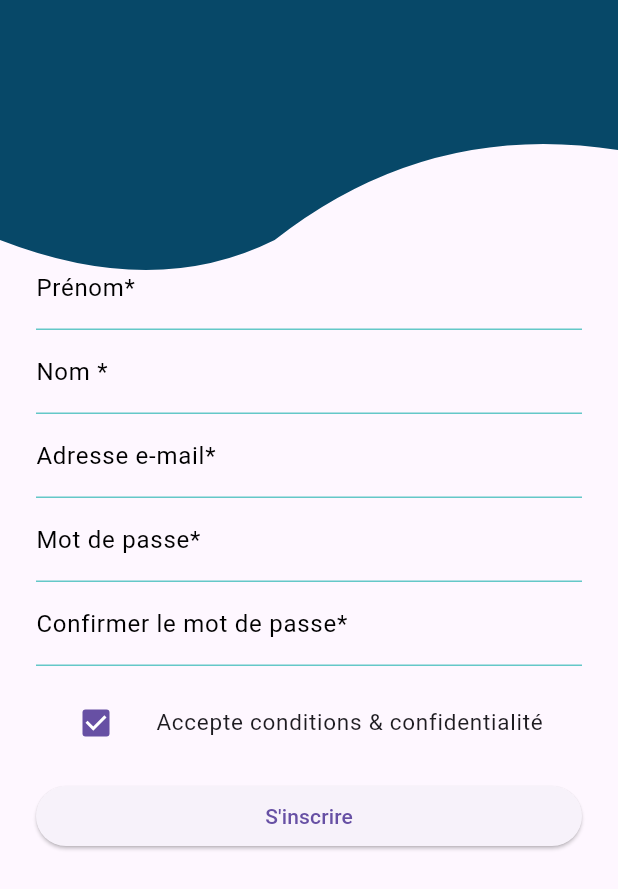
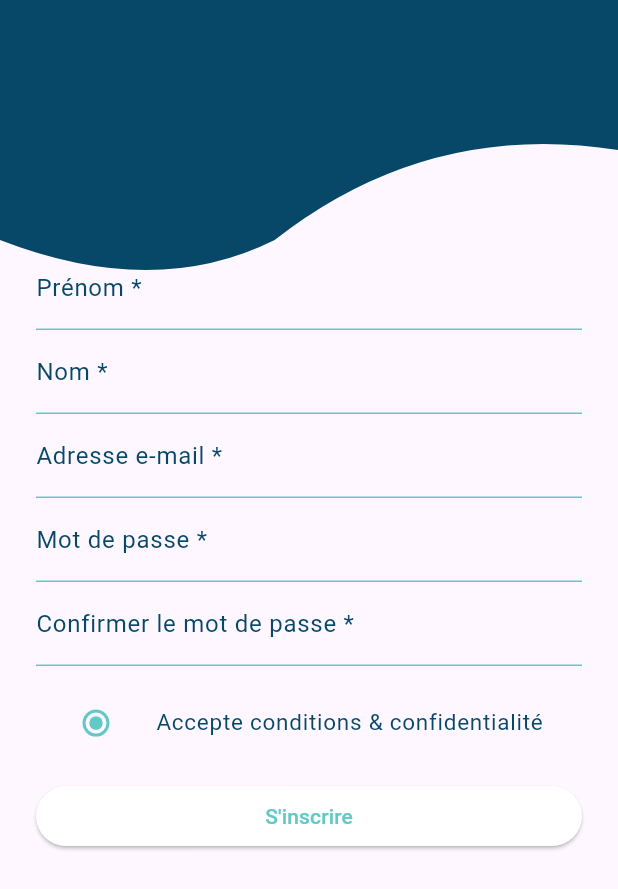
Before and after one commit to jeanJonathan/notebook_progress, a Flutter app: the SignUpScreen screen opened directly, after a tap on "Accepte conditions & confidentialité", on a phone screen of 412 x 824 dp. Shown: the top 889 px of the screen. Run offline on Flutter 3.47's test engine with Material 3 defaults, Android fonts, the phone set to English and light mode, and no system bars; our stand-ins replace cloud_firestore, firebase_auth, firebase_core, firebase_storage, flutter_typeahead, google_sign_in and 5 more; missing offline and left inert: flutter_facebook_auth; accounts and stored records are empty.

Commit message:
rendu clickquable pour emener vers l'ecran d'acceuil

```diff
--- a/lib/Wingfoil.dart
+++ b/lib/Wingfoil.dart
@@ -59,13 +59,20 @@ class Wingfoil extends StatelessWidget {
                 }
                 return Padding(
                   padding: const EdgeInsets.only(right: 12.0),
-                  child: Row(
-                    mainAxisSize: MainAxisSize.min, // Utilisez l'espace minimum nécessaire
-                    children: [
-                      Text(initials, style: TextStyle(fontSize: 16)), // Les initiales de l'utilisateur
-                      SizedBox(width: 4), // Espacement entre le texte et l'icône
-                      Icon(Icons.person),
-                    ],
+                  child: InkWell(
+                    onTap: () {
+                      Navigator.of(context).push(
+                        MaterialPageRoute(builder: (context) => ParametresScreen()),
+                      );
+                    },
+                    child: Row(
+                      mainAxisSize: MainAxisSize.min, // Utilisez l'espace minimum nécessaire
+                      children: [
+                        Text(initials, style: TextStyle(fontSize: 16, color: Color(0xFF64C8C8),fontFamily: 'Open Sans')), // Les initiales de l'utilisateur
+                        SizedBox(width: 4), // Espacement entre le texte et l'icône
+                        Icon(Icons.person, color: Color(0xFF64C8C8)), // Icône avec la couleur modifiée
+                      ],
+                    ),
                   ),
                 );
               } else {
@@ -135,7 +142,7 @@ class Wingfoil extends StatelessWidget {
                     "Let's while",
                     style: TextStyle(
                       fontSize: 24,
-                      color: Colors.white,
+                      color: Color(0xFF074868),
                       fontFamily: 'Concert One',
                     ),
                   ),
--- a/lib/singUp_screen.dart
+++ b/lib/singUp_screen.dart
@@ -16,11 +16,12 @@ class _SignUpScreenState extends State<SignUpScreen> {
   final _passwordController = TextEditingController();
   final _confirmPasswordController = TextEditingController();
 
+  bool? _selectedValue;
   bool _agreedToTOS = false;
-
-  void _setAgreedToTOS(bool? newValue) {
+  void _handleRadioValueChange(bool? value) {
     setState(() {
-      _agreedToTOS = newValue ?? _agreedToTOS;
+      _selectedValue = value;
+      _agreedToTOS = value ?? false; // _agreedToTOS sera vrai si value est vrai, sinon faux
     });
   }
 
@@ -93,8 +94,8 @@ class _SignUpScreenState extends State<SignUpScreen> {
                         controller: _firstNameController,
                         cursorColor: Color(0xFF64C8C8), // Définit la couleur du curseur
                         decoration: InputDecoration(
-                          labelText: 'Prénom*',
-                          labelStyle: TextStyle(color: Colors.black),
+                          labelText: 'Prénom *',
+                          labelStyle: TextStyle(color: Color(0xFF074868)),
                           focusedBorder: UnderlineInputBorder( // Définit la couleur de la bordure lors de la sélection du champ
                             borderSide: BorderSide(color: Color(0xFF64C8C8)),
                           ),
@@ -112,7 +113,7 @@ class _SignUpScreenState extends State<SignUpScreen> {
                           cursorColor: Color(0xFF64C8C8), // Définit la couleur du curseur
                           decoration: InputDecoration(
                             labelText: 'Nom *',
-                            labelStyle: TextStyle(color: Colors.black),
+                            labelStyle: TextStyle(color: Color(0xFF074868)),
                             focusedBorder: UnderlineInputBorder( // Définit la couleur de la bordure lors de la sélection du champ
                               borderSide: BorderSide(color: Color(0xFF64C8C8)),
                             ),
@@ -129,8 +130,8 @@ class _SignUpScreenState extends State<SignUpScreen> {
                         controller: _emailController,
                         cursorColor: Color(0xFF64C8C8), // Définit la couleur du curseur
                         decoration: InputDecoration(
-                          labelText: 'Adresse e-mail*',
-                          labelStyle: TextStyle(color: Colors.black),
+                          labelText: 'Adresse e-mail *',
+                          labelStyle: TextStyle(color: Color(0xFF074868)),
                           focusedBorder: UnderlineInputBorder( // Définit la couleur de la bordure lors de la sélection du champ
                             borderSide: BorderSide(color: Color(0xFF64C8C8)),
                           ),
@@ -147,8 +148,8 @@ class _SignUpScreenState extends State<SignUpScreen> {
                         controller: _passwordController,
                         cursorColor: Color(0xFF64C8C8), // Définit la couleur du curseur
                         decoration: InputDecoration(
-                          labelText: 'Mot de passe*',
-                          labelStyle: TextStyle(color: Colors.black),
+                          labelText: 'Mot de passe *',
+                          labelStyle: TextStyle(color: Color(0xFF074868)),
                           focusedBorder: UnderlineInputBorder( // Définit la couleur de la bordure lors de la sélection du champ
                             borderSide: BorderSide(color: Color(0xFF64C8C8)),
                           ),
@@ -166,8 +167,8 @@ class _SignUpScreenState extends State<SignUpScreen> {
                         controller: _confirmPasswordController,
                         cursorColor: Color(0xFF64C8C8), // Définit la couleur du curseur
                         decoration: InputDecoration(
-                          labelText: 'Confirmer le mot de passe*',
-                          labelStyle: TextStyle(color: Colors.black),
+                          labelText: 'Confirmer le mot de passe *',
+                          labelStyle: TextStyle(color: Color(0xFF074868)),
                           focusedBorder: UnderlineInputBorder( // Définit la couleur de la bordure lors de la sélection du champ
                             borderSide: BorderSide(color: Color(0xFF64C8C8)),
                           ),
@@ -185,22 +186,40 @@ class _SignUpScreenState extends State<SignUpScreen> {
                       ),
                       SizedBox(height: 10),
                       ListTile(
-                        leading: Checkbox(
-                          value: _agreedToTOS,
-                          onChanged: _setAgreedToTOS,
+                        leading: Radio<bool>(
+                          value: true, // La valeur que ce bouton représente
+                          groupValue: _selectedValue, // La valeur actuellement sélectionnée dans le groupe
+                          onChanged: _handleRadioValueChange,
+                          activeColor: Color(0xFF64C8C8),
                         ),
                         title: GestureDetector(
-                          onTap: () => _setAgreedToTOS(!_agreedToTOS),
-                          child: const Text(
+                          onTap: () => _handleRadioValueChange(!_agreedToTOS),
+                          child: Text(
                             'Accepte conditions & confidentialité',
-                            style: TextStyle(fontSize: 15),
+                            style: TextStyle(fontSize: 15, color: Color(0xFF074868)),
                           ),
                         ),
                       ),
                       SizedBox(height: 10),
                       ElevatedButton(
                         onPressed: _agreedToTOS ? _registerAccount : null,
-                        child: Text('S\'inscrire'),
+                        style: ButtonStyle(
+                          backgroundColor: MaterialStateProperty.all<Color>(Colors.white),
+                          foregroundColor: MaterialStateProperty.resolveWith<Color>(
+                                (Set<MaterialState> states) {
+                              if (states.contains(MaterialState.disabled)) {
+                                return Colors.grey; // Couleur si le bouton est désactivé
+                              }
+                              return Color(0xFF64C8C8); // Couleur par défaut
+                            },
+                          ),
+                        ),
+                        child: Text(
+                          'S\'inscrire',
+                          style: TextStyle(
+                            color: _agreedToTOS ? Color(0xFF64C8C8) : Colors.grey,
+                          ),
+                        ),
                       ),
                     ],
                   ),
```
Also changed, not shown: assets/wingfoil.png.
